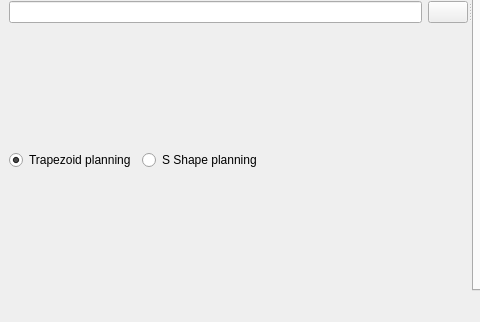
First picture: the form in core/main_window/main.ui, repository kmolLin/motion_control, before the edit; both pictures show x 0 to 480 and y 278 to 600 of the 800 by 600 pixel window.
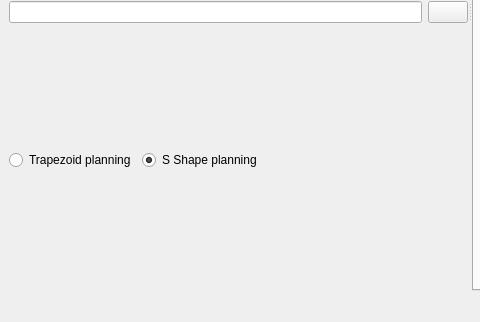
Second picture: the form after the edit. Icons and pictures are not drawn.

The edit to the form file:
```diff
--- a/core/main_window/main.ui
+++ b/core/main_window/main.ui
@@ -83,9 +83,6 @@
             <property name="text">
              <string>Trapezoid planning</string>
             </property>
-            <property name="checked">
-             <bool>true</bool>
-            </property>
            </widget>
           </item>
           <item>
@@ -93,6 +90,9 @@
             <property name="text">
              <string>S Shape planning</string>
             </property>
+            <property name="checked">
+             <bool>true</bool>
+            </property>
            </widget>
           </item>
           <item>
```
